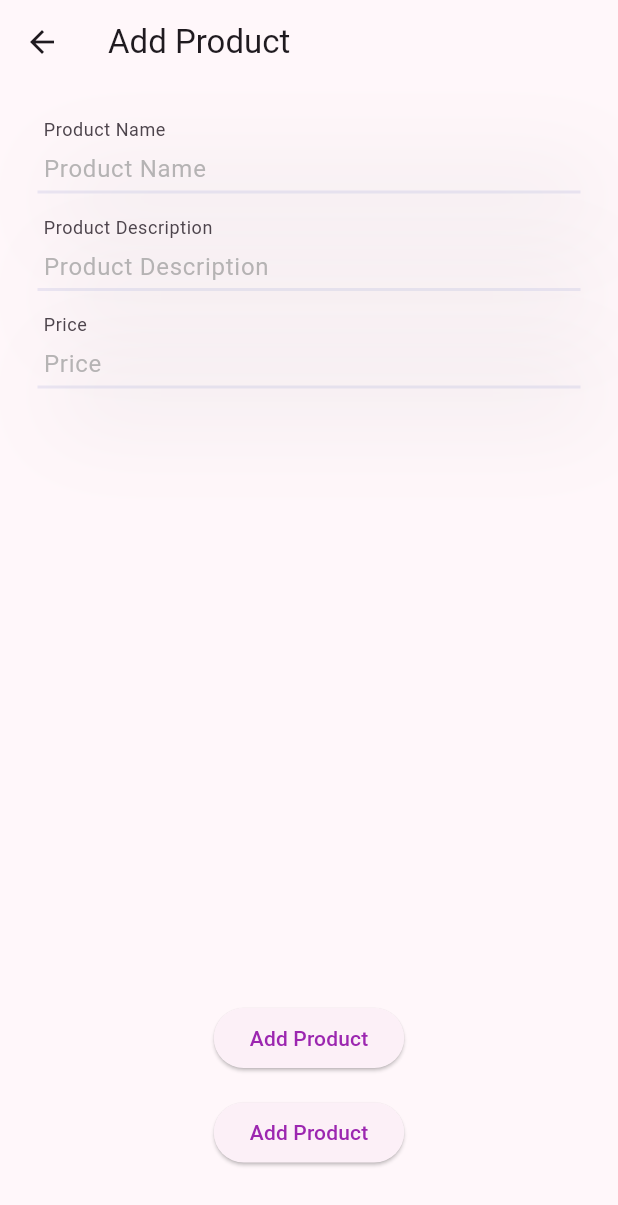
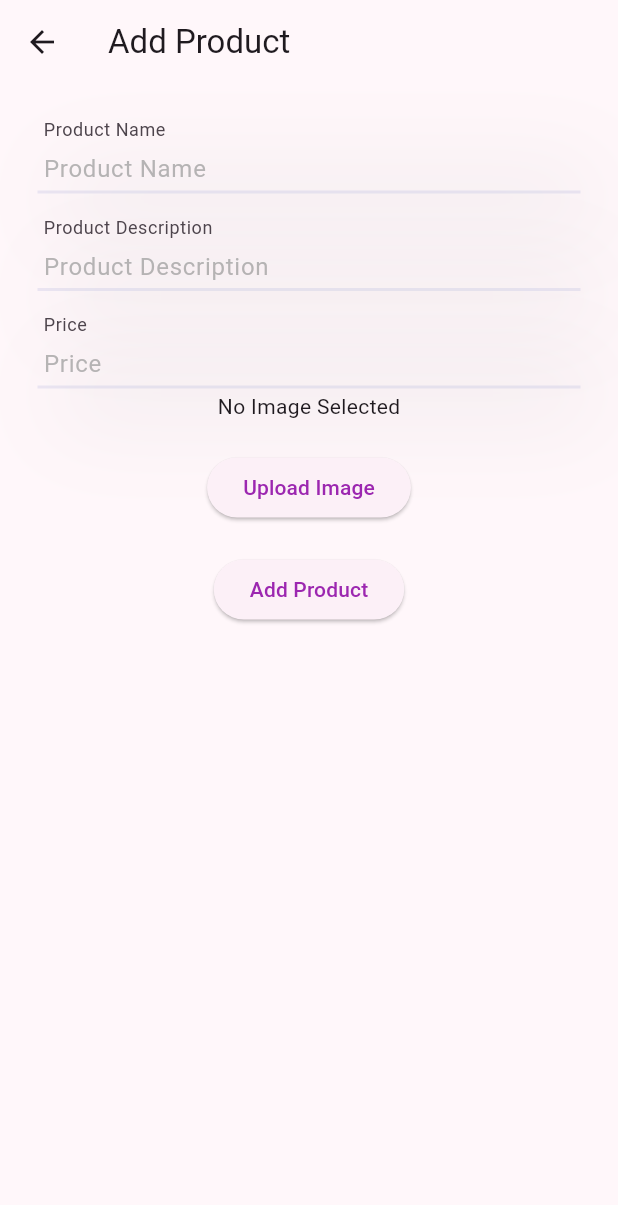
Before and after one commit to andreisas06/ecommerce-firebase-flutter, a Flutter app: the AdminAddProduct screen opened directly, after a tap on "Add Product", on a phone screen of 412 x 824 dp. Shown: the top 1205 px of the screen. Run offline on Flutter 3.47's test engine with Material 2 defaults, Android fonts, the phone set to English and light mode, and no system bars; our stand-ins replace cloud_firestore, firebase_auth, firebase_core, firebase_storage, flutter_riverpod, image_picker; missing offline and left inert: flutterfire_ui; accounts and stored records are empty.

Commit message:
can add products and images to file storage

```diff
--- a/lib/app/pages/admin/admin_add_product.dart
+++ b/lib/app/pages/admin/admin_add_product.dart
@@ -1,3 +1,5 @@
+import 'dart:io';
+
 import 'package:ecommerce_firebase/app/providers.dart';
 import 'package:ecommerce_firebase/models/product.dart';
 import 'package:flutter/material.dart';
@@ -5,6 +7,8 @@ import 'package:flutter_riverpod/flutter_riverpod.dart';
 import 'package:image_picker/image_picker.dart';
 
 import '../../../widgets/custom_input_field.dart';
+
+// image provider with riverpod
 
 class AdminAddProduct extends ConsumerStatefulWidget {
   const AdminAddProduct({super.key});
@@ -21,16 +25,22 @@ class _AdminAddProductState extends ConsumerState<AdminAddProduct> {
 
   @override
   Widget build(BuildContext context) {
+    final addImageProvider = StateProvider<XFile?>((_) => null);
     _addProduct() async {
       final storage = ref.read(databaseProvider);
-      if (storage == null) {
+      final fileStorage = ref.read(storageProvider);
+      final imageFile = ref.read(addImageProvider.notifier).state;
+      if (storage == null || fileStorage == null || imageFile == null) {
+        print("Error: storage, fileStorage or imageStorage is null");
         return;
       }
+      final imgUrl = await fileStorage.uploadFile(imageFile.path);
       await storage.addProduct(Product(
-          name: titleEditingController.text,
-          description: descriptionEditingController.text,
-          price: double.parse(priceEditingController.text),
-          imageUrl: "imageUrl"));
+        name: titleEditingController.text,
+        description: descriptionEditingController.text,
+        price: double.parse(priceEditingController.text),
+        imageUrl: imgUrl,
+      ));
 
       Navigator.pop(context);
     }
@@ -58,27 +68,42 @@ class _AdminAddProductState extends ConsumerState<AdminAddProduct> {
               labelText: 'Price',
               hintText: 'Price',
             ),
-            const Spacer(),
+            //const Spacer(),
+            // ElevatedButton(
+            //   onPressed: () => _addProduct(),
+            //   child: const Text("Add Product"),
+            // ),
+            // const SizedBox(
+            //   height: 15,
+            // ),
+            Consumer(builder: ((context, ref, child) {
+              final image = ref.watch(addImageProvider);
+              return image == null
+                  ? Text("No Image Selected")
+                  : Image.file(
+                      File(image.path),
+                      height: 200,
+                    );
+            })),
+            const SizedBox(
+              height: 20,
+            ),
             ElevatedButton(
-              onPressed: () => _addProduct(),
-              child: const Text("Add Product"),
-            ),
+                onPressed: (() async {
+                  final image = await ImagePicker()
+                      .pickImage(source: ImageSource.gallery);
+                  if (image != null) {
+                    ref.watch(addImageProvider.notifier).state = image;
+                  }
+                }),
+                child: const Text('Upload Image')),
             const SizedBox(
-              height: 15,
+              height: 20,
             ),
             ElevatedButton(
               onPressed: (() => _addProduct()),
               child: const Text("Add Product"),
             ),
-            const SizedBox(
-              height: 20,
-            ),
-            // ElevatedButton(
-            //     onPressed: (() async {
-            //       final image = await ImagePicker()
-            //           .pickImage(source: ImageSource.gallery);
-            //     }),
-            //     child: child)
           ],
         ),
       ),
--- a/lib/app/pages/admin/admin_home.dart
+++ b/lib/app/pages/admin/admin_home.dart
@@ -34,6 +34,12 @@ class AdminHome extends ConsumerWidget {
                   final product = snapshot.data![index];
                   return ListTile(
                     title: Text(product.name),
+                    subtitle: Text("Price: " + product.price.toString()),
+                    leading: product.imageUrl != null
+                        ? Image.network(
+                            product.imageUrl,
+                          )
+                        : Container(),
                     trailing: IconButton(
                       onPressed: (() => ref
                           .read(databaseProvider)!
--- a/lib/app/providers.dart
+++ b/lib/app/providers.dart
@@ -1,4 +1,5 @@
 import 'package:ecommerce_firebase/services/firestore_service.dart';
+import 'package:ecommerce_firebase/services/storage_service.dart';
 import 'package:firebase_auth/firebase_auth.dart';
 import 'package:flutter_riverpod/flutter_riverpod.dart';
 
@@ -18,3 +19,13 @@ final databaseProvider = Provider<FirestoreService?>(((ref) {
     return FirestoreService(uid: uid);
   }
 }));
+
+final storageProvider = Provider<StorageService>(((ref) {
+  final auth = ref.watch(authStateChangeProv);
+  String? uid = auth.asData?.value?.uid;
+
+  if (uid != null) {
+    return StorageService(uid: uid);
+  }
+  throw Exception("user not found");
+}));
```
Also changed, not shown: lib/services/storage_service.dart (added, +24 -0 lines), 1 other file.
